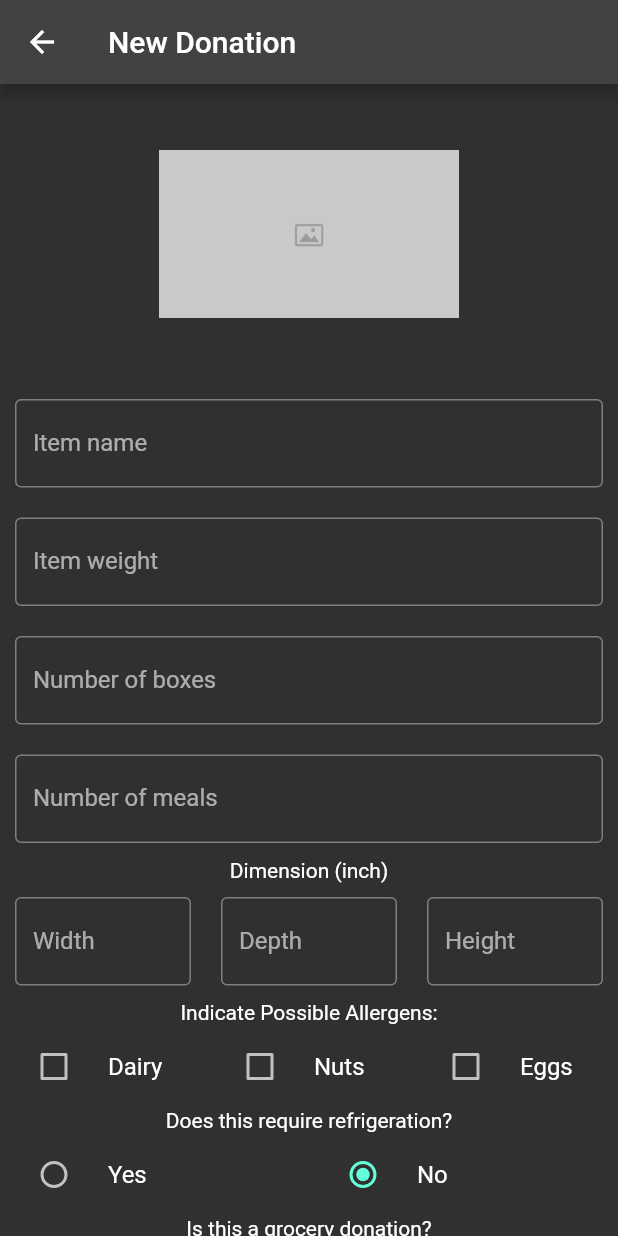
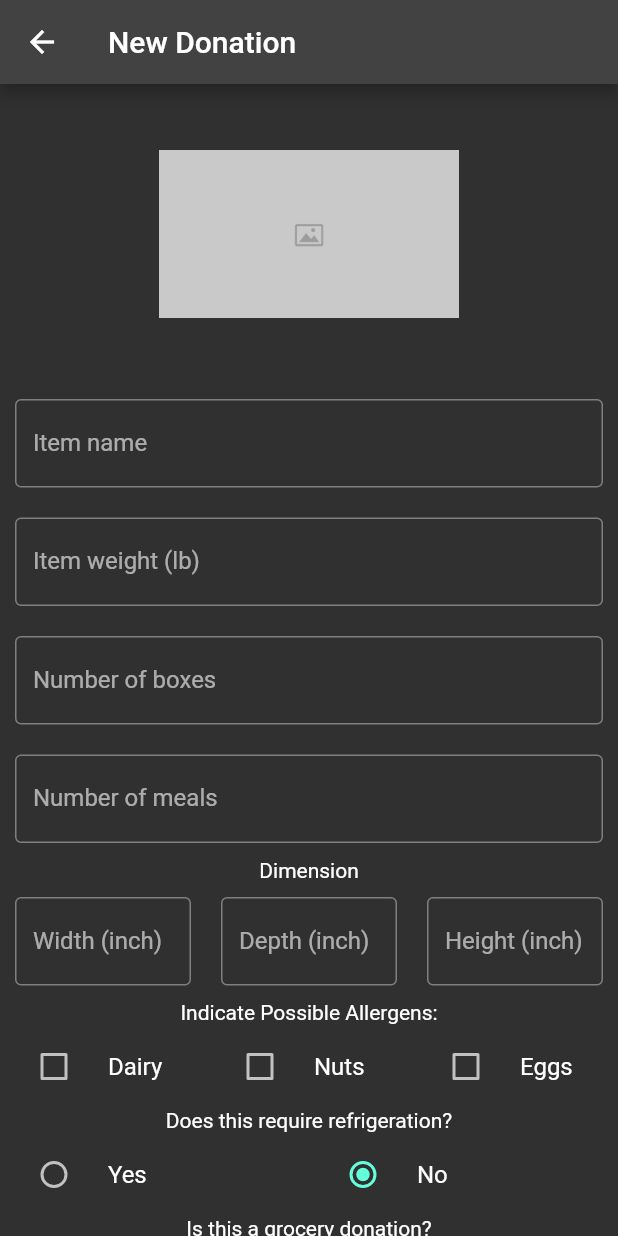
Before and after one commit to Onyxx-Village-Connection/app, a Flutter app: the NewDonation screen opened directly with empty values, on a phone screen of 412 x 824 dp. Run offline on Flutter 3.47's test engine with Material 2 defaults, Android fonts, the phone set to English and light mode, and no system bars; our stand-ins replace cloud_firestore, email_validator, firebase_auth, firebase_core, firebase_storage, geolocator and 4 more; missing offline and left inert: geoflutterfire; accounts and stored records are empty.

Commit message:
* support viewing and editing previous donations * enforce right format for various fields

```diff
--- a/lib/screens/donors/new_donation.dart
+++ b/lib/screens/donors/new_donation.dart
@@ -1,28 +1,11 @@
 // 'New Donation' screen for donor
 import 'package:flutter/material.dart';
+import 'package:flutter/services.dart';
 import 'package:intl/intl.dart';
 import 'package:image_picker/image_picker.dart';
 import 'dart:io';
 import 'package:ovcapp/screens/donors/donation.dart';
 import 'package:ovcapp/screens/donors/donations_provider.dart';
-
-// class NewDonation extends StatelessWidget {
-//   final String title; // title of page
-//   final Donation donation;
-
-//   const NewDonation({Key? key, required this.title, required this.donation})
-//       : super(key: key);
-
-//   @override
-//   Widget build(BuildContext context) {
-//     return Scaffold(
-//       appBar: AppBar(
-//         title: Text(this.title),
-//       ),
-//       body: NewDonationForm(),
-//     );
-//   }
-// }
 
 // new donation form widget
 class NewDonation extends StatefulWidget {
@@ -50,12 +33,33 @@ class _NewDonationState extends State<NewDonation> {
   final _depthController = TextEditingController();
   final _heightController = TextEditingController();
 
-  // var donation = new Donation();
-
   Image _picture = Image(image: AssetImage('images/placeholder.jpg'));
 
   @override
   Widget build(BuildContext context) {
+    if (donation.docId.isNotEmpty) {
+      _nameController.text = donation.name;
+      _nameController.selection = TextSelection.fromPosition(
+          TextPosition(offset: _nameController.text.length));
+      _weightController.text = donation.weight.toString();
+      _weightController.selection = TextSelection.fromPosition(
+          TextPosition(offset: _weightController.text.length));
+      _numBoxesController.text = donation.numBoxes.toString();
+      _numBoxesController.selection = TextSelection.fromPosition(
+          TextPosition(offset: _numBoxesController.text.length));
+      _numMealsController.text = donation.numMeals.toString();
+      _numMealsController.selection = TextSelection.fromPosition(
+          TextPosition(offset: _numMealsController.text.length));
+      _widthController.text = donation.width.toString();
+      _widthController.selection = TextSelection.fromPosition(
+          TextPosition(offset: _widthController.text.length));
+      _depthController.text = donation.depth.toString();
+      _depthController.selection = TextSelection.fromPosition(
+          TextPosition(offset: _depthController.text.length));
+      _heightController.text = donation.height.toString();
+      _heightController.selection = TextSelection.fromPosition(
+          TextPosition(offset: _heightController.text.length));
+    }
     return Scaffold(
       appBar: AppBar(
         title: (donation.docId.isEmpty
@@ -77,28 +81,28 @@ class _NewDonationState extends State<NewDonation> {
                   child: _picture,
                 ),
               ),
-              _newDonationField(_nameController, 'Item name', 'Item name'),
               _newDonationField(
-                  _weightController, 'Item weight', 'Item weight'),
-              _newDonationField(
-                  _numBoxesController, 'Number of boxes', 'Number of boxes'),
-              _newDonationField(
-                  _numMealsController, 'Number of meals', 'Number of meals'),
-              const Text('Dimension (inch)'),
+                  _nameController, 'Item name', 'Item name', "text"),
+              _newDonationField(_weightController, 'Item weight (lb)',
+                  'Item weight (lb)', 'double'),
+              _newDonationField(_numBoxesController, 'Number of boxes',
+                  'Number of boxes', 'number'),
+              _newDonationField(_numMealsController, 'Number of meals',
+                  'Number of meals', 'number'),
+              const Text('Dimension'),
               Row(
                 children: [
                   Expanded(
-                    child:
-                        _newDonationField(_widthController, 'Width', 'Width'),
+                    child: _newDonationField(_widthController, 'Width (inch)',
+                        'Width (inch)', 'double'),
                   ),
                   Expanded(
-                    child:
-                        _newDonationField(_depthController, 'Depth', 'Depth'),
+                    child: _newDonationField(_depthController, 'Depth (inch)',
+                        'Depth (inch)', 'double'),
                   ),
                   Expanded(
-                    child: _newDonationField(
-                        _heightController, 'Height', 'Height', false),
-                  ),
+                      child: _newDonationField(_heightController,
+                          'Height (inch)', 'Height (inch)', 'double', false)),
                 ],
               ),
               const Text('Indicate Possible Allergens:'),
@@ -263,20 +267,52 @@ class _NewDonationState extends State<NewDonation> {
   }
 
   Widget _newDonationField(
-      TextEditingController controller, String label, String hint,
+      TextEditingController controller, String label, String hint, String type,
       [bool nextFocus = true]) {
     return Padding(
       padding: const EdgeInsets.all(10.0),
       child: TextFormField(
+        keyboardType: type.contains("num")
+            ? TextInputType.number
+            : type.contains("double")
+                ? TextInputType.numberWithOptions(decimal: true)
+                : TextInputType.text,
+        inputFormatters: <TextInputFormatter>[
+          type.contains("num")
+              ? FilteringTextInputFormatter.digitsOnly
+              : type.contains("double")
+                  ? FilteringTextInputFormatter.allow(
+                      RegExp(r'[0-9]+\.*[0-9]*'))
+                  : FilteringTextInputFormatter.allow(RegExp(r'\w+'))
+        ],
         controller: controller,
         decoration: InputDecoration(
           labelText: label,
           hintText: hint,
           border: OutlineInputBorder(),
         ),
-        onEditingComplete: () => nextFocus
-            ? FocusScope.of(context).nextFocus()
-            : FocusScope.of(context).unfocus(),
+        onEditingComplete: () {
+          if (label.contains("name")) {
+            donation.name = _nameController.text;
+          } else if (label.contains("weight")) {
+            donation.weight = double.parse(_weightController.text);
+          } else if (label.contains("box")) {
+            donation.numBoxes = int.parse(_numBoxesController.text);
+          } else if (label.contains("meal")) {
+            donation.numMeals = int.parse(_numMealsController.text);
+          } else if (label.contains("Width")) {
+            donation.width = double.parse(_widthController.text);
+          } else if (label.contains("Depth")) {
+            donation.depth = double.parse(_depthController.text);
+          } else if (label.contains("Height")) {
+            donation.height = double.parse(_heightController.text);
+          } else {
+            // do nothing
+          }
+          nextFocus
+              ? FocusScope.of(context).nextFocus()
+              : FocusScope.of(context).unfocus();
+        },
         validator: (text) => (text != null && text.isEmpty) ? hint : null,
       ),
     );
```
Also changed, not shown: lib/screens/donors/donor_profile.dart (+14 -1 lines), lib/screens/donors/my_donations.dart (+20 -16 lines).
